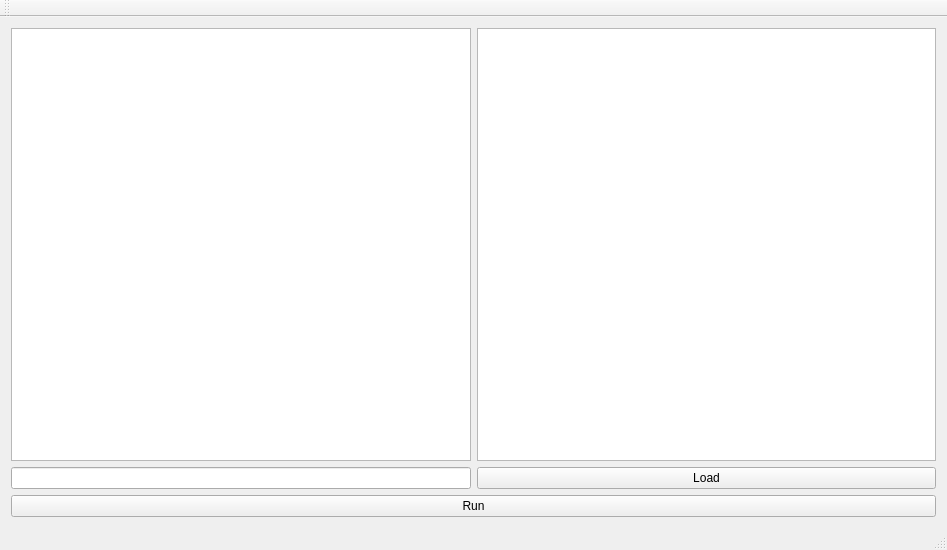
Qt form source/Imagify/ImagifyMainWindow.ui (Konstantysz/imagify) before a commit.
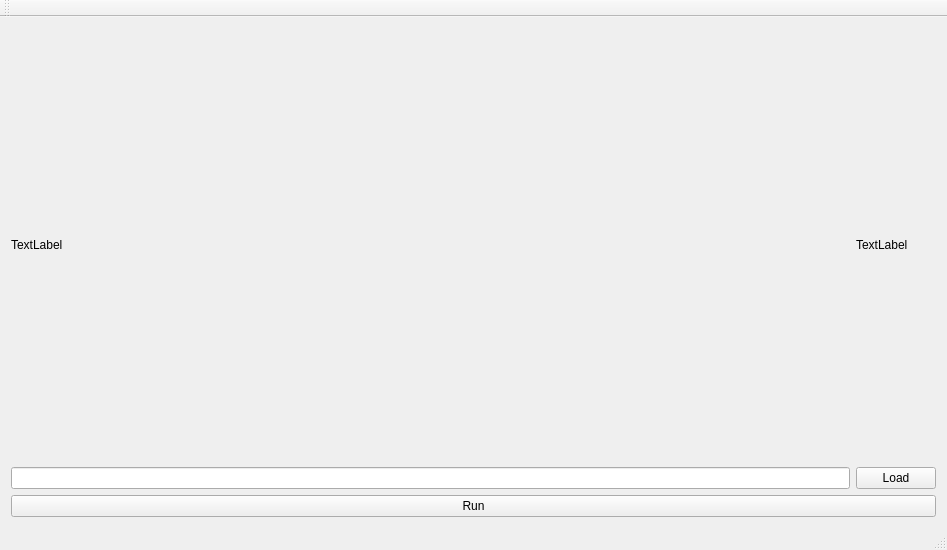
The same form after that commit. Icons and pictures are not drawn.

Commit message: First version of image loading

The edit to the form file:
```diff
--- a/source/Imagify/ImagifyMainWindow.ui
+++ b/source/Imagify/ImagifyMainWindow.ui
@@ -17,16 +17,10 @@
    <layout class="QVBoxLayout" name="verticalLayout">
     <item>
      <layout class="QGridLayout" name="gridLayout">
-      <item row="0" column="1">
-       <widget class="QGraphicsView" name="outputImageGraphicsView"/>
-      </item>
-      <item row="2" column="0">
+      <item row="1" column="0">
        <widget class="QLineEdit" name="fileLineEdit"/>
       </item>
-      <item row="0" column="0">
-       <widget class="QGraphicsView" name="inputImageGraphicsView"/>
-      </item>
-      <item row="2" column="1">
+      <item row="1" column="1">
        <widget class="QPushButton" name="loadPushButton">
         <property name="text">
          <string>Load</string>
@@ -40,6 +34,20 @@
         </property>
        </widget>
       </item>
+      <item row="0" column="1">
+       <widget class="QLabel" name="outputImage">
+        <property name="text">
+         <string>TextLabel</string>
+        </property>
+       </widget>
+      </item>
+      <item row="0" column="0">
+       <widget class="QLabel" name="inputImage">
+        <property name="text">
+         <string>TextLabel</string>
+        </property>
+       </widget>
+      </item>
      </layout>
     </item>
    </layout>
```
Left out of the diff: 4 changed lines with no effect on the pictures. The commit also changes 2 other files.
